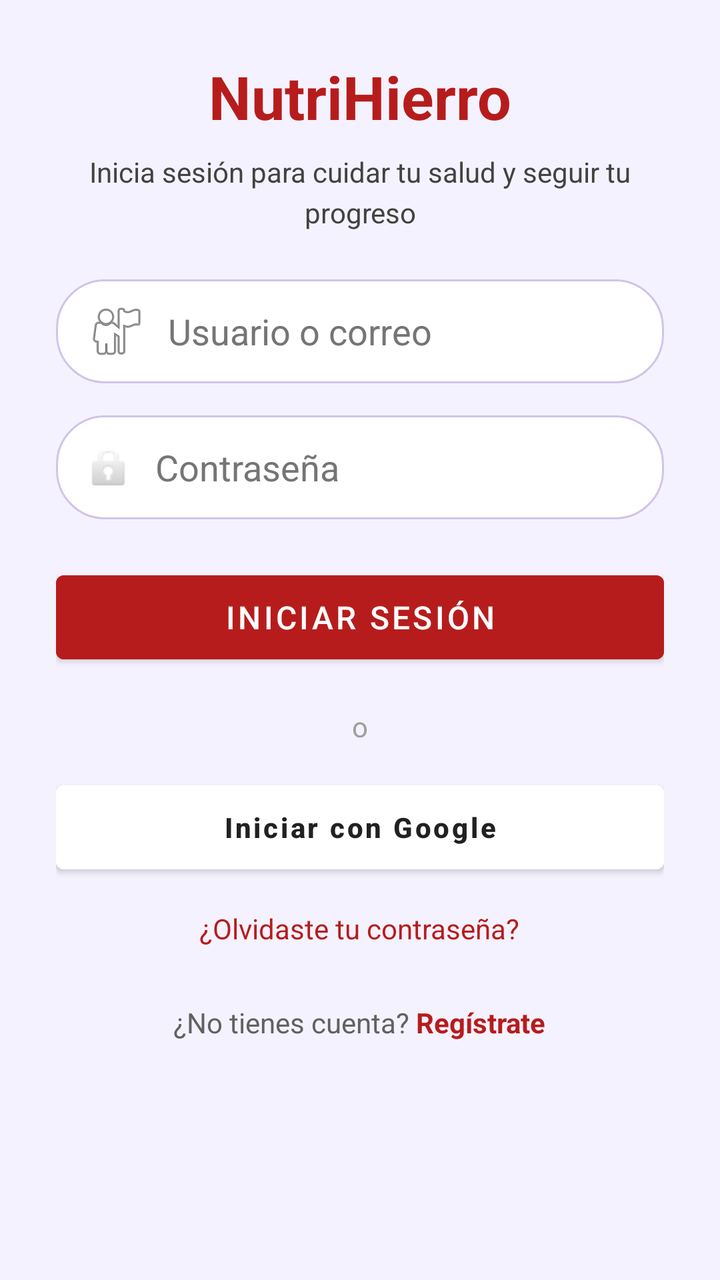
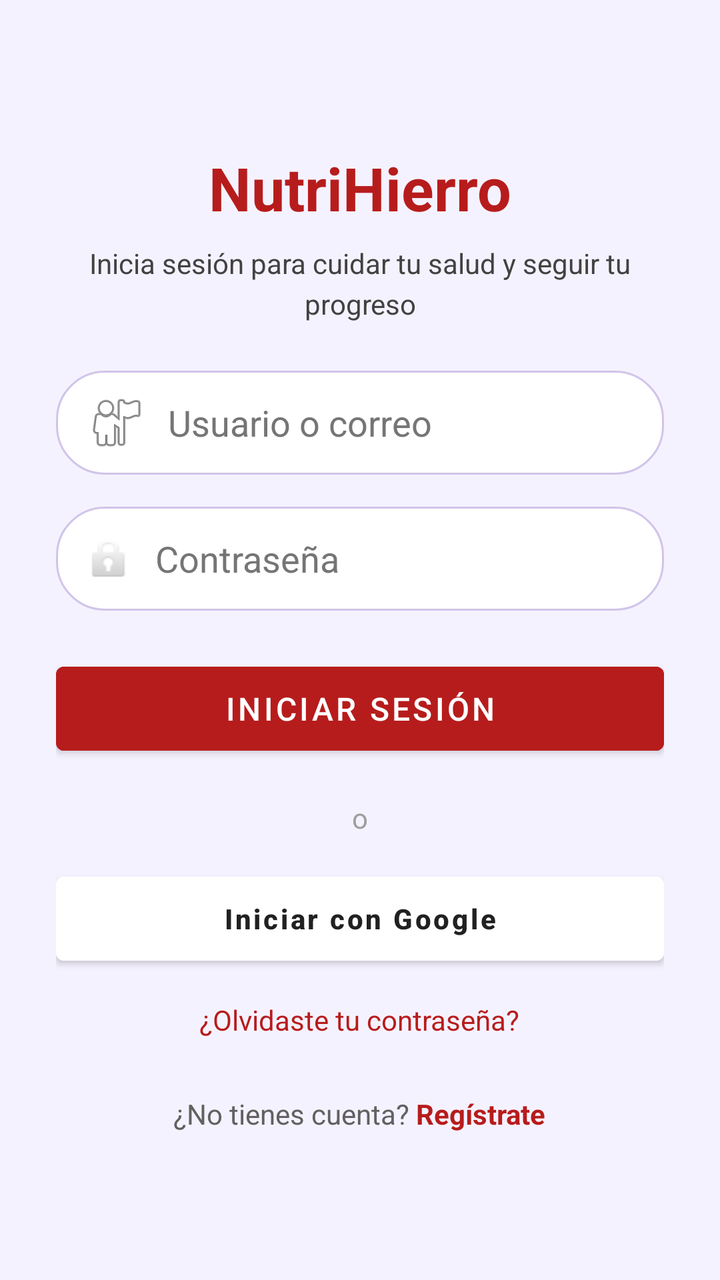

Before-and-after screenshots of an Android layout around one commit, followed by the original layout XML and the change that was made.
<!-- AndroidManifest.xml: application theme Theme.FutureNovaEPT -->
<!-- res/layout/activity_main.xml -->
<?xml version="1.0" encoding="utf-8"?>
<ScrollView xmlns:android="http://schemas.android.com/apk/res/android"
    android:layout_width="match_parent"
    android:layout_height="match_parent"
    android:background="#F5F2FF">

    <LinearLayout
        android:layout_width="match_parent"
        android:layout_height="wrap_content"
        android:orientation="vertical"
        android:padding="28dp">

        <TextView
            android:layout_width="wrap_content"
            android:layout_height="wrap_content"
            android:text="NutriHierro"
            android:textSize="30sp"
            android:textStyle="bold"
            android:textColor="#B71C1C"
            android:layout_gravity="center_horizontal"
            android:paddingBottom="8dp" />

        <TextView
            android:layout_width="match_parent"
            android:layout_height="wrap_content"
            android:text="Inicia sesión para cuidar tu salud y seguir tu progreso"
            android:textSize="14sp"
            android:textColor="#424242"
            android:lineSpacingExtra="4dp"
            android:gravity="center"
            android:paddingBottom="24dp" />

        <EditText
            android:id="@+id/etEmail"
            android:layout_width="match_parent"
            android:layout_height="52dp"
            android:hint="Usuario o correo"
            android:inputType="textEmailAddress"
            android:padding="14dp"
            android:background="@drawable/input_background"
            android:drawableStart="@android:drawable/ic_menu_myplaces"
            android:drawablePadding="10dp"
            android:textColor="#212121"
            android:textColorHint="#757575" />

        <EditText
            android:id="@+id/etPassword"
            android:layout_width="match_parent"
            android:layout_height="52dp"
            android:hint="Contraseña"
            android:inputType="textPassword"
            android:padding="14dp"
            android:layout_marginTop="16dp"
            android:background="@drawable/input_background"
            android:drawableStart="@android:drawable/ic_lock_idle_lock"
            android:drawablePadding="10dp"
            android:textColor="#212121"
            android:textColorHint="#757575" />

        <Button
            android:id="@+id/btnLogin"
            android:layout_width="match_parent"
            android:layout_height="54dp"
            android:text="INICIAR SESIÓN"
            android:textAllCaps="false"
            android:textColor="#FFFFFF"
            android:layout_marginTop="22dp"
            android:backgroundTint="#B71C1C"
            android:textSize="16sp" />

        <TextView
            android:layout_width="match_parent"
            android:layout_height="wrap_content"
            android:text="o"
            android:textColor="#9E9E9E"
            android:textAlignment="center"
            android:layout_marginTop="18dp"
            android:textSize="14sp" />

        <Button
            android:id="@+id/btnGoogle"
            android:layout_width="match_parent"
            android:layout_height="54dp"
            android:text="Iniciar con Google"
            android:textAllCaps="false"
            android:textColor="#212121"
            android:layout_marginTop="14dp"
            android:backgroundTint="#FFFFFF"
            android:elevation="2dp"
            android:textStyle="bold" />

        <TextView
            android:id="@+id/tvForgot"
            android:layout_width="wrap_content"
            android:layout_height="wrap_content"
            android:text="¿Olvidaste tu contraseña?"
            android:textColor="#B71C1C"
            android:layout_marginTop="14dp"
            android:layout_gravity="center_horizontal" />

        <LinearLayout
            android:layout_width="match_parent"
            android:layout_height="wrap_content"
            android:orientation="horizontal"
            android:gravity="center"
            android:layout_marginTop="28dp">

            <TextView
                android:layout_width="wrap_content"
                android:layout_height="wrap_content"
                android:text="¿No tienes cuenta?"
                android:textColor="#616161" />

            <TextView
                android:id="@+id/tvSignUp"
                android:layout_width="wrap_content"
                android:layout_height="wrap_content"
                android:text=" Regístrate"
                android:textColor="#B71C1C"
                android:textStyle="bold" />
        </LinearLayout>
    </LinearLayout>
</ScrollView>
<!-- resources referenced by this layout -->
<resources>
  <!-- drawable input_background (drawable) -->
  <?xml version="1.0" encoding="utf-8"?>
  <shape xmlns:android="http://schemas.android.com/apk/res/android"
      android:shape="rectangle">
      <solid android:color="#FFFFFF" />
      <corners android:radius="24dp" />
      <stroke
          android:width="1dp"
          android:color="#D1C4E9" />
      <padding
          android:left="14dp"
          android:top="12dp"
          android:right="14dp"
          android:bottom="12dp" />
  </shape>
  <style name="Theme.FutureNovaEPT" parent="Theme.MaterialComponents.DayNight.DarkActionBar">
          
          <item name="colorPrimary">@color/purple_500</item>
          <item name="colorPrimaryVariant">@color/purple_700</item>
          <item name="colorOnPrimary">@color/white</item>
          
          <item name="colorSecondary">@color/teal_200</item>
          <item name="colorSecondaryVariant">@color/teal_700</item>
          <item name="colorOnSecondary">@color/black</item>
          
          <item name="android:statusBarColor">?attr/colorPrimaryVariant</item>
          
      </style>
  <color name="purple_500">#FF6200EE</color>
  <color name="purple_700">#FF3700B3</color>
  <color name="white">#FFFFFFFF</color>
  <color name="teal_200">#FF03DAC5</color>
  <color name="teal_700">#FF018786</color>
  <color name="black">#FF000000</color>
</resources>

<!-- the commit's change to res/layout/activity_main.xml (unified diff, before → after) -->
@@ -2,13 +2,15 @@
 <ScrollView xmlns:android="http://schemas.android.com/apk/res/android"
     android:layout_width="match_parent"
     android:layout_height="match_parent"
-    android:background="#F5F2FF">
+    android:background="#F5F2FF"
+    android:fillViewport="true">
 
     <LinearLayout
         android:layout_width="match_parent"
         android:layout_height="wrap_content"
         android:orientation="vertical"
-        android:padding="28dp">
+        android:padding="28dp"
+        android:gravity="center_vertical">
 
         <TextView
             android:layout_width="wrap_content"
